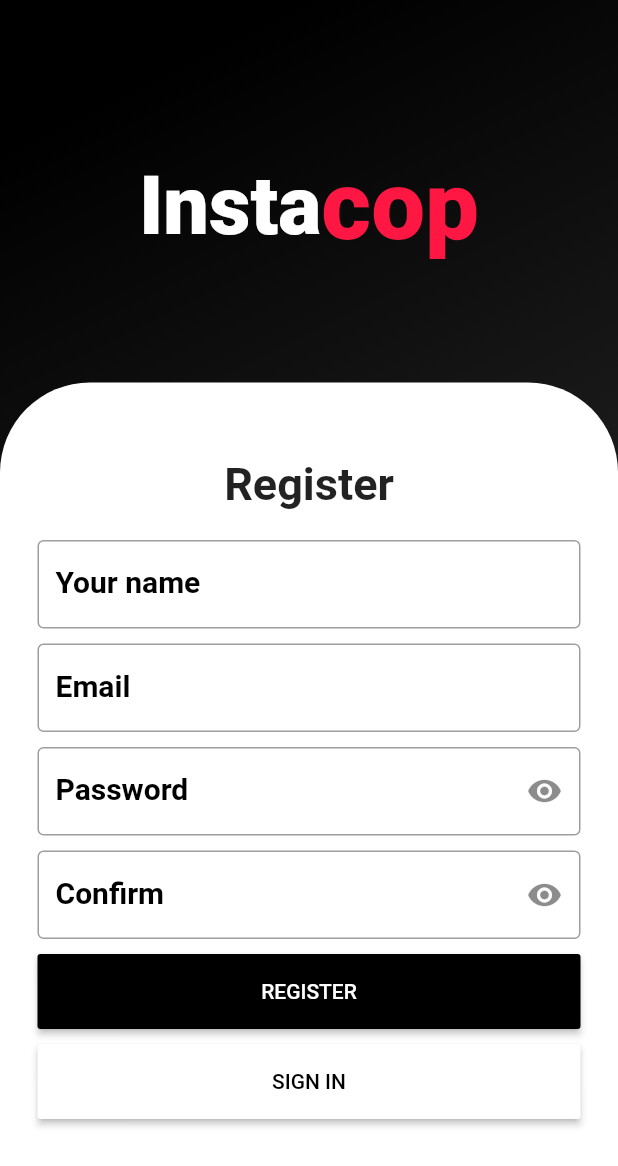
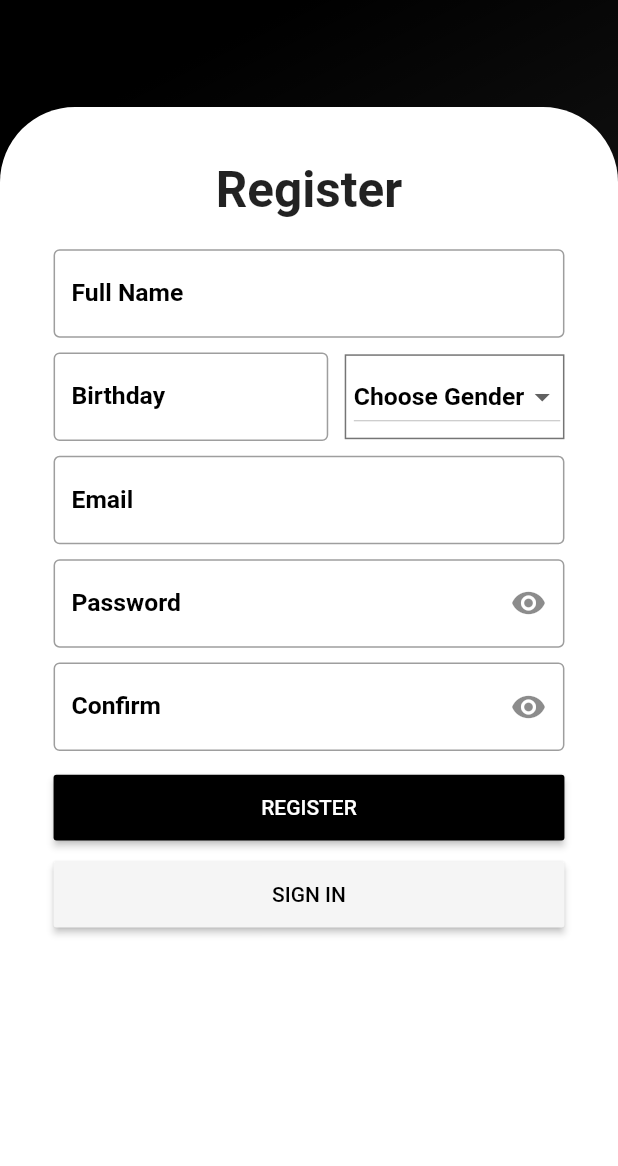
Before and after one commit to Abdulhaiking34/Instacop, a Flutter app: the RegisterView screen opened by its route, after a tap on "REGISTER", on a phone screen of 412 x 824 dp. Shown: the top 1166 px of the screen. Run offline on Flutter 3.47's test engine with Material 2 defaults, Android fonts, the phone set to English and light mode, and no system bars; our stand-ins replace flutter_screenutil; statements that could not run were skipped.

Commit message:
fit resize screen

```diff
--- a/lib/main.dart
+++ b/lib/main.dart
@@ -1,6 +1,6 @@
 import 'package:flutter/material.dart';
 import 'package:instacop/routes.dart';
-
+import 'package:instacop/src/helpers/screen.dart';
 
 void main() => runApp(MyApp());
 
--- /dev/null
+++ b/lib/src/helpers/TextStyle.dart
@@ -0,0 +1,5 @@
+import 'package:flutter/material.dart';
+import 'package:instacop/src/helpers/screen.dart';
+
+const kValueTextStyle =
+    TextStyle(color: Colors.black, fontWeight: FontWeight.w600);
--- /dev/null
+++ b/lib/src/helpers/screen.dart
@@ -0,0 +1,152 @@
+import 'package:flutter/material.dart';
+import 'package:flutter_screenutil/flutter_screenutil.dart';
+
+Size screenSize;
+const double defaultScreenWidth = 750;
+const double defaultScreenHeight = 1334;
+const double screenWidth = defaultScreenWidth;
+const double screenHeight = defaultScreenHeight;
+
+class ConstScreen {
+  /*Padding & Margin Constants*/
+
+  static double sizeExtraSmall = 5.0;
+  static double sizeDefault = 8.0;
+  static double sizeSmall = 10.0;
+  static double sizeMedium = 15.0;
+  static double sizeLarge = 20.0;
+  static double sizeXL = 30.0;
+  static double sizeXXL = 40.0;
+  static double sizeXXXL = 50.0;
+
+  /*Screen Size dependent Constants*/
+  static double screenWidthHalf = screenWidth / 2;
+  static double screenWidthThird = screenWidth / 3;
+  static double screenWidthFourth = screenWidth / 4;
+  static double screenWidthFifth = screenWidth / 5;
+  static double screenWidthSixth = screenWidth / 6;
+  static double screenWidthTenth = screenWidth / 10;
+
+  /*Image Dimensions*/
+
+  static double defaultIconSize = 80.0;
+  static double defaultImageHeight = 120.0;
+  static double snackBarHeight = 50.0;
+  static double texIconSize = 30.0;
+
+  /*Default Height&Width*/
+  static double defaultIndicatorHeight = 5.0;
+  static double defaultIndicatorWidth = screenWidthFourth;
+
+  /*EdgeInsets*/
+  static EdgeInsets spacingAllDefault = EdgeInsets.all(sizeDefault);
+  static EdgeInsets spacingAllSmall = EdgeInsets.all(sizeSmall);
+
+  static double setSize(double size) {
+    return ScreenUtil().setWidth(size);
+  }
+
+  static void setScreen(context) {
+    ScreenUtil.init(context,
+        width: defaultScreenWidth,
+        height: defaultScreenHeight,
+        allowFontScaling: true);
+
+    FontSize.setScreenAwareFontSize();
+
+    /*Padding & Margin Constants*/
+
+    sizeExtraSmall = ScreenUtil().setWidth(5.0);
+    sizeDefault = ScreenUtil().setWidth(8.0);
+    sizeSmall = ScreenUtil().setWidth(10.0);
+    sizeMedium = ScreenUtil().setWidth(15.0);
+    sizeLarge = ScreenUtil().setWidth(20.0);
+    sizeXL = ScreenUtil().setWidth(30.0);
+    sizeXXL = ScreenUtil().setWidth(40.0);
+    sizeXXXL = ScreenUtil().setWidth(50.0);
+
+    /*EdgeInsets*/
+
+    spacingAllDefault = EdgeInsets.all(sizeDefault);
+    spacingAllSmall = EdgeInsets.all(sizeSmall);
+
+    /*Screen Size dependent Constants*/
+    screenWidthHalf = ScreenUtil.screenWidth / 2;
+    screenWidthThird = ScreenUtil.screenWidth / 3;
+    screenWidthFourth = ScreenUtil.screenWidth / 4;
+    screenWidthFifth = ScreenUtil.screenWidth / 5;
+    screenWidthSixth = ScreenUtil.screenWidth / 6;
+    screenWidthTenth = ScreenUtil.screenWidth / 10;
+
+    /*Image Dimensions*/
+
+    defaultIconSize = ScreenUtil().setWidth(80.0);
+    defaultImageHeight = ScreenUtil().setHeight(120.0);
+    snackBarHeight = ScreenUtil().setHeight(50.0);
+    texIconSize = ScreenUtil().setWidth(30.0);
+
+    /*Default Height&Width*/
+    defaultIndicatorHeight = ScreenUtil().setHeight(5.0);
+    defaultIndicatorWidth = screenWidthFourth;
+  }
+}
+
+class FontSize {
+  static double s7 = 7.0;
+  static double s8 = 8.0;
+  static double s9 = 9.0;
+  static double s10 = 10.0;
+  static double s11 = 11.0;
+  static double s12 = 12.0;
+  static double s13 = 13.0;
+  static double s14 = 14.0;
+  static double s15 = 15.0;
+  static double s16 = 16.0;
+  static double s17 = 17.0;
+  static double s18 = 18.0;
+  static double s19 = 19.0;
+  static double s20 = 20.0;
+  static double s21 = 21.0;
+  static double s22 = 22.0;
+  static double s23 = 23.0;
+  static double s24 = 24.0;
+  static double s25 = 25.0;
+  static double s26 = 26.0;
+  static double s27 = 27.0;
+  static double s28 = 28.0;
+  static double s29 = 29.0;
+  static double s30 = 30.0;
+  static double s36 = 36.0;
+
+  static double setTextSize(double size) {
+    return ScreenUtil().setSp(size);
+  }
+
+  static setScreenAwareFontSize() {
+    s7 = ScreenUtil().setSp(7.0);
+    s8 = ScreenUtil().setSp(8.0);
+    s9 = ScreenUtil().setSp(9.0);
+    s10 = ScreenUtil().setSp(10.0);
+    s11 = ScreenUtil().setSp(11.0);
+    s12 = ScreenUtil().setSp(12.0);
+    s13 = ScreenUtil().setSp(13.0);
+    s14 = ScreenUtil().setSp(14.0);
+    s15 = ScreenUtil().setSp(15.0);
+    s16 = ScreenUtil().setSp(16.0);
+    s17 = ScreenUtil().setSp(17.0);
+    s18 = ScreenUtil().setSp(18.0);
+    s19 = ScreenUtil().setSp(19.0);
+    s20 = ScreenUtil().setSp(20.0);
+    s21 = ScreenUtil().setSp(21.0);
+    s22 = ScreenUtil().setSp(22.0);
+    s23 = ScreenUtil().setSp(23.0);
+    s24 = ScreenUtil().setSp(24.0);
+    s25 = ScreenUtil().setSp(25.0);
+    s26 = ScreenUtil().setSp(26.0);
+    s27 = ScreenUtil().setSp(27.0);
+    s28 = ScreenUtil().setSp(28.0);
+    s29 = ScreenUtil().setSp(29.0);
+    s30 = ScreenUtil().setSp(30.0);
+    s36 = ScreenUtil().setSp(36.0);
+  }
+}
--- /dev/null
+++ b/lib/src/views/home_page_view.dart
@@ -0,0 +1,13 @@
+import 'package:flutter/material.dart';
+
+class HomePageView extends StatefulWidget {
+  @override
+  _HomePageViewState createState() => _HomePageViewState();
+}
+
+class _HomePageViewState extends State<HomePageView> {
+  @override
+  Widget build(BuildContext context) {
+    return Container();
+  }
+}
--- a/lib/src/views/register/register_view.dart
+++ b/lib/src/views/register/register_view.dart
@@ -1,13 +1,11 @@
 import 'package:flutter/material.dart';
+import 'package:flutter_screenutil/flutter_screenutil.dart';
 import 'package:instacop/src/helpers/colors_constant.dart';
+import 'package:instacop/src/helpers/screen.dart';
 import 'package:instacop/src/views/register/sign_in_view.dart';
 import 'package:instacop/src/views/register/sign_up_view.dart';
 import 'package:instacop/src/widgets/button_raised.dart';
-import 'package:instacop/src/widgets/button_tap.dart';
 import 'package:instacop/src/widgets/icon_instacop.dart';
-import 'package:instacop/src/widgets/input_text.dart';
-import 'package:firebase_messaging/firebase_messaging.dart';
-import 'package:instacop/src/helpers/utils.dart' as Utils;
 
 class RegisterView extends StatefulWidget {
   @override
@@ -16,29 +14,11 @@ class RegisterView extends StatefulWidget {
 
 class _RegisterViewState extends State<RegisterView> {
   bool _isSignIn = true;
-
-  FirebaseMessaging _firebaseMessaging = new FirebaseMessaging();
-  @override
-  void initState() {
-    // TODO: implement initState
-    super.initState();
-    _firebaseMessaging.configure(
-        onResume: (Map<String, dynamic> message) async {
-      print('OnResume: $message');
-    }, onMessage: (Map<String, dynamic> message) async {
-      print('OnMessage: $message');
-    }, onLaunch: (Map<String, dynamic> message) async {
-      print('OnLauch: $message');
-    });
-    _firebaseMessaging.requestNotificationPermissions(
-        const IosNotificationSettings(sound: true, badge: true, alert: true));
-  }
-
   @override
   Widget build(BuildContext context) {
+    ConstScreen.setScreen(context);
     return Container(
       child: Scaffold(
-        resizeToAvoidBottomPadding: false,
         body: Container(
           width: double.infinity,
           decoration: BoxDecoration(
@@ -48,31 +28,32 @@ class _RegisterViewState extends State<RegisterView> {
             ], begin: Alignment.topCenter),
           ),
           child: Padding(
-            padding: EdgeInsets.only(top: 100),
+            padding: EdgeInsets.only(top: ConstScreen.setSize(65)),
             child: Column(
               children: <Widget>[
-                new IconInstacop(
-                  textSize: 54,
-                ),
                 Expanded(
                   child: Padding(
-                    padding: const EdgeInsets.only(top: 80),
+                    padding: EdgeInsets.only(top: ConstScreen.setSize(65)),
                     child: Container(
                       decoration: BoxDecoration(
                         color: Colors.white,
                         borderRadius: BorderRadius.only(
-                            topLeft: Radius.circular(60),
-                            topRight: Radius.circular(60)),
+                            topLeft: Radius.circular(50),
+                            topRight: Radius.circular(50)),
                       ),
                       child: Padding(
-                        padding: const EdgeInsets.symmetric(
-                            vertical: 50, horizontal: 25),
+                        padding: EdgeInsets.symmetric(
+                            vertical: ConstScreen.setSize(65),
+                            horizontal: ConstScreen.setSize(65)),
+                        child: SingleChildScrollView(
                           child: Column(
+                            crossAxisAlignment: CrossAxisAlignment.center,
                             children: <Widget>[
                               Text(
                                 _isSignIn ? 'Sign In' : 'Register',
                                 style: TextStyle(
-                                  fontSize: 30, fontWeight: FontWeight.bold),
+                                    fontSize: FontSize.setTextSize(60),
+                                    fontWeight: FontWeight.bold),
                               ),
                               SizedBox(
                                 height: 20,
@@ -81,18 +62,9 @@ class _RegisterViewState extends State<RegisterView> {
                               SizedBox(
                                 height: 10,
                               ),
-                            //TODO: Button Sign In/Up
-                            CusRaisedButton(
-                              backgroundColor: kColorBlack,
-                              title: _isSignIn ? 'SIGN IN' : 'REGISTER',
-                              onPress: () {},
-                            ),
-                            SizedBox(
-                              height: 10,
-                            ),
                               //TODO: Button Change SignIn <-> SignUp
                               CusRaisedButton(
-                              backgroundColor: kColorWhite,
+                                backgroundColor: Colors.grey.shade100,
                                 title: _isSignIn ? 'REGISTER' : 'SIGN IN',
                                 onPress: () {
                                   setState(() {
@@ -106,6 +78,7 @@ class _RegisterViewState extends State<RegisterView> {
                       ),
                     ),
                   ),
+                ),
               ],
             ),
           ),
--- a/lib/src/views/register/sign_in_view.dart
+++ b/lib/src/views/register/sign_in_view.dart
@@ -1,5 +1,6 @@
 import 'package:flutter/material.dart';
 import 'package:instacop/src/helpers/colors_constant.dart';
+import 'package:instacop/src/helpers/screen.dart';
 import 'package:instacop/src/widgets/button_raised.dart';
 import 'package:instacop/src/widgets/input_text.dart';
 
@@ -20,7 +21,7 @@ class _SignInViewState extends State<SignInView> {
           onValueChange: (value) {},
         ),
         SizedBox(
-          height: 15,
+          height: ConstScreen.setSize(18),
         ),
         //TODO: Password
         InputText(
@@ -30,7 +31,7 @@ class _SignInViewState extends State<SignInView> {
         ),
         //TODO: Button Sign In
         SizedBox(
-          height: 20,
+          height: ConstScreen.setSize(20),
         ),
         Row(
           mainAxisAlignment: MainAxisAlignment.spaceBetween,
@@ -38,7 +39,7 @@ class _SignInViewState extends State<SignInView> {
             //TODO: Admin
             Expanded(
               child: MaterialButton(
-                height: 50,
+                height: ConstScreen.setSize(90),
                 color: isAdmin ? kColorBlack : kColorWhite,
                 child: Text(
                   'MANAGER',
@@ -54,7 +55,7 @@ class _SignInViewState extends State<SignInView> {
             //TODO: Customer
             Expanded(
               child: MaterialButton(
-                height: 50,
+                height: ConstScreen.setSize(90),
                 color: isAdmin ? kColorWhite : kColorBlack,
                 child: Text(
                   'CUSTOMER',
@@ -69,6 +70,15 @@ class _SignInViewState extends State<SignInView> {
             ),
           ],
         ),
+
+        SizedBox(
+          height: ConstScreen.setSize(25),
+        ),
+        CusRaisedButton(
+          backgroundColor: kColorBlack,
+          title: 'SIGN IN',
+          onPress: () {},
+        )
       ],
     );
   }
--- a/lib/src/views/register/sign_up_view.dart
+++ b/lib/src/views/register/sign_up_view.dart
@@ -1,4 +1,8 @@
 import 'package:flutter/material.dart';
+import 'package:instacop/src/helpers/TextStyle.dart';
+import 'package:instacop/src/helpers/colors_constant.dart';
+import 'package:instacop/src/helpers/screen.dart';
+import 'package:instacop/src/widgets/button_raised.dart';
 import 'package:instacop/src/widgets/input_text.dart';
 
 class SignUpView extends StatefulWidget {
@@ -7,16 +11,69 @@ class SignUpView extends StatefulWidget {
 }
 
 class _SignUpViewState extends State<SignUpView> {
+  List<String> gender = ['Male', 'Female'];
+  String genderData = 'Choose Gender';
+
   @override
   Widget build(BuildContext context) {
     return Column(
       children: <Widget>[
         InputText(
-          title: 'Your name',
+          title: 'Full Name',
           onValueChange: (value) {},
         ),
         SizedBox(
-          height: 10,
+          height: ConstScreen.setSize(18),
+        ),
+        Row(
+          children: <Widget>[
+            //TODO: Birthday
+            Expanded(
+              flex: 5,
+              child: InputText(
+                title: 'Birthday',
+                onValueChange: (value) {},
+              ),
+            ),
+            SizedBox(
+              width: ConstScreen.setSize(20),
+            ),
+            Expanded(
+              flex: 4,
+              //TODO: Gender
+              child: Container(
+                decoration:
+                    BoxDecoration(border: Border.all(color: Colors.black54)),
+                child: Padding(
+                  padding: EdgeInsets.only(
+                    top: ConstScreen.setSize(6),
+                    bottom: ConstScreen.setSize(6),
+                    left: ConstScreen.setSize(6),
+                  ),
+                  child: Center(
+                    child: DropdownButton(
+                      hint: Text(
+                        genderData,
+                        style: kValueTextStyle.copyWith(fontSize: FontSize.s30),
+                      ),
+                      onChanged: (value) {
+                        setState(() {
+                          genderData = value;
+                        });
+                      },
+                      items: gender.map((String value) {
+                        return DropdownMenuItem(
+                            value: value, child: Text(value));
+                      }).toList(),
+                    ),
+                  ),
+                ),
+              ),
+            ),
+          ],
+        ),
+        SizedBox(
+          height: ConstScreen.setSize(18),
         ),
         //TODO: Email
         InputText(
@@ -24,7 +81,7 @@ class _SignUpViewState extends State<SignUpView> {
           onValueChange: (value) {},
         ),
         SizedBox(
-          height: 10,
+          height: ConstScreen.setSize(18),
         ),
         //TODO: Password
         InputText(
@@ -33,7 +90,7 @@ class _SignUpViewState extends State<SignUpView> {
           onValueChange: (value) {},
         ),
         SizedBox(
-          height: 10,
+          height: ConstScreen.setSize(18),
         ),
         //TODO: Confirm Password
         InputText(
@@ -41,6 +98,14 @@ class _SignUpViewState extends State<SignUpView> {
           isPassword: true,
           onValueChange: (value) {},
         ),
+        SizedBox(
+          height: ConstScreen.setSize(25),
+        ),
+        CusRaisedButton(
+          backgroundColor: kColorBlack,
+          title: 'REGISTER',
+          onPress: () {},
+        ),
       ],
     );
   }
--- a/lib/src/views/splash_view.dart
+++ b/lib/src/views/splash_view.dart
@@ -1,4 +1,5 @@
 import 'package:flutter/material.dart';
+import 'package:instacop/src/helpers/screen.dart';
 import 'package:instacop/src/widgets/icon_instacop.dart';
 
 class SplashView extends StatefulWidget {
@@ -25,6 +26,7 @@ class _SplashViewState extends State<SplashView> {
 
   @override
   Widget build(BuildContext context) {
+    ConstScreen.setScreen(context);
     return MaterialApp(
       home: Scaffold(
         body: Container(
@@ -35,7 +37,7 @@ class _SplashViewState extends State<SplashView> {
             mainAxisAlignment: MainAxisAlignment.center,
             children: <Widget>[
               new IconInstacop(
-                textSize: 54,
+                textSize: FontSize.setTextSize(80),
               ),
             ],
           ),
--- a/lib/src/views/welcome_view.dart
+++ b/lib/src/views/welcome_view.dart
@@ -1,5 +1,6 @@
 import 'package:flutter/cupertino.dart';
 import 'package:flutter/material.dart';
+import 'package:instacop/src/helpers/screen.dart';
 import 'package:instacop/src/widgets/button_tap.dart';
 import 'package:instacop/src/widgets/icon_instacop.dart';
 
@@ -8,6 +9,7 @@ import '../../link.dart';
 class WelcomeScreen extends StatelessWidget {
   @override
   Widget build(BuildContext context) {
+    ConstScreen.setScreen(context);
     return MaterialApp(
       home: Scaffold(
         body: Container(
@@ -29,7 +31,11 @@ class WelcomeScreen extends StatelessWidget {
               ),
             ),
             child: Padding(
-              padding: const EdgeInsets.fromLTRB(20, 30, 20, 80),
+              padding: EdgeInsets.fromLTRB(
+                  ConstScreen.setSize(20),
+                  ConstScreen.setSize(20),
+                  ConstScreen.setSize(20),
+                  ConstScreen.setSize(90)),
               child: Column(
                 crossAxisAlignment: CrossAxisAlignment.stretch,
                 mainAxisAlignment: MainAxisAlignment.end,
@@ -37,11 +43,11 @@ class WelcomeScreen extends StatelessWidget {
                   Expanded(
                     flex: 8,
                     child: IconInstacop(
-                      textSize: 60,
+                      textSize: FontSize.setTextSize(100),
                     ),
                   ),
                   SizedBox(
-                    height: 80,
+                    height: ConstScreen.setSize(100),
                   ),
                   new ButtonTap(
                     text: 'Sign Up / Sign In',
@@ -51,7 +57,7 @@ class WelcomeScreen extends StatelessWidget {
                     },
                   ),
                   SizedBox(
-                    height: 20,
+                    height: ConstScreen.setSize(25),
                   ),
                   new ButtonTap(
                     text: "Start Browsing",
--- a/lib/src/widgets/button_raised.dart
+++ b/lib/src/widgets/button_raised.dart
@@ -1,5 +1,6 @@
 import 'package:flutter/material.dart';
 import 'package:instacop/src/helpers/colors_constant.dart';
+import 'package:instacop/src/helpers/screen.dart';
 
 class CusRaisedButton extends StatefulWidget {
   CusRaisedButton({this.backgroundColor, @required this.title, this.onPress});
@@ -16,8 +17,8 @@ class _CusRaisedButtonState extends State<CusRaisedButton> {
   @override
   Widget build(BuildContext context) {
     return MaterialButton(
-      height: 50,
-      minWidth: double.infinity,
+      height: ConstScreen.setSize(80),
+      minWidth: ConstScreen.setSize(650),
       color: widget.backgroundColor,
       child: Text(
         widget.title,
--- a/lib/src/widgets/button_tap.dart
+++ b/lib/src/widgets/button_tap.dart
@@ -1,4 +1,5 @@
 import 'package:flutter/material.dart';
+import 'package:instacop/src/helpers/screen.dart';
 
 class ButtonTap extends StatelessWidget {
   ButtonTap({this.text, this.isSelected = false, this.function});
@@ -10,7 +11,7 @@ class ButtonTap extends StatelessWidget {
     return FlatButton(
       onPressed: function,
       child: Container(
-        height: 50,
+        height: ConstScreen.setSize(85),
         decoration: BoxDecoration(
           borderRadius: BorderRadius.circular(10),
           color: isSelected ? Colors.white : null,
@@ -21,8 +22,8 @@ class ButtonTap extends StatelessWidget {
             text,
             style: TextStyle(
               color: isSelected ? Colors.black : Colors.white,
-              fontSize: 20,
-              fontWeight: FontWeight.w600,
+              fontSize: FontSize.setTextSize(35),
+              fontWeight: FontWeight.w800,
             ),
             textAlign: TextAlign.center,
           ),
--- a/lib/src/widgets/input_text.dart
+++ b/lib/src/widgets/input_text.dart
@@ -1,5 +1,7 @@
 import 'package:flutter/material.dart';
+import 'package:instacop/src/helpers/TextStyle.dart';
 import 'package:instacop/src/helpers/colors_constant.dart';
+import 'package:instacop/src/helpers/screen.dart';
 
 class InputText extends StatefulWidget {
   InputText(
@@ -30,12 +32,12 @@ class _InputTextState extends State<InputText> {
 
   @override
   Widget build(BuildContext context) {
+    ConstScreen.setScreen(context);
     return TextField(
       decoration: InputDecoration(
         labelText: widget.title,
         focusColor: Colors.black,
-        labelStyle: TextStyle(
-            fontSize: 20, color: Colors.black, fontWeight: FontWeight.w600),
+        labelStyle: kValueTextStyle.copyWith(fontSize: FontSize.s30),
         errorText: widget.errorText,
         suffixIcon: widget.isPassword
             ? GestureDetector(
--- a/pubspec.yaml
+++ b/pubspec.yaml
@@ -23,8 +23,8 @@ dependencies:
   # The following adds the Cupertino Icons font to your application.
   # Use with the CupertinoIcons class for iOS style icons.
   cupertino_icons: ^0.1.2
-  firebase_messaging: ^6.0.9
   flutter_screenutil: ^1.0.2
+  flutter_datetime_picker: ^1.3.4
 
 dev_dependencies:
   flutter_test:
```
Also changed, not shown: pubspec.lock. Lines whose indentation alone changed are shown as unchanged.
